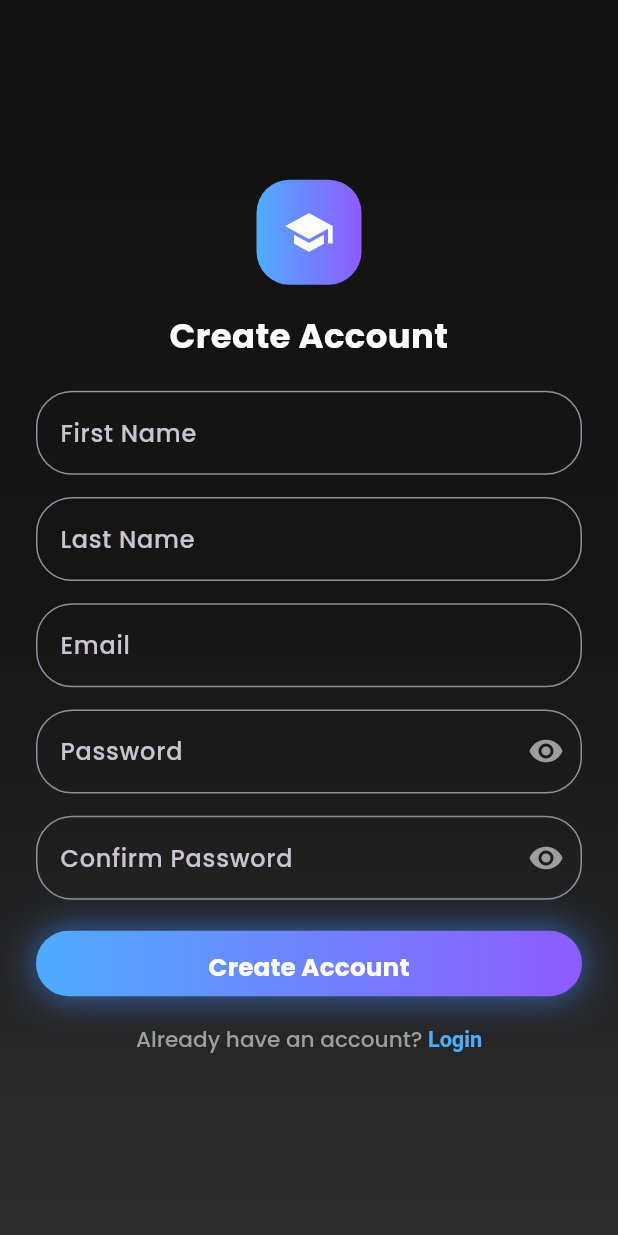
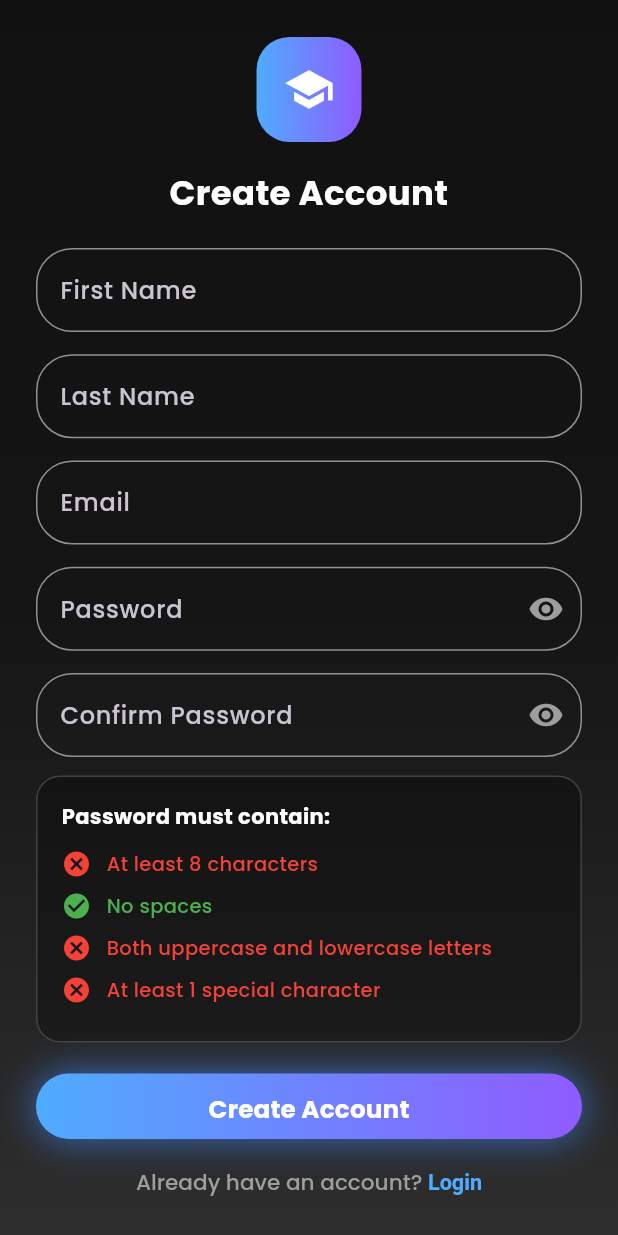
Before and after one commit to amro3z/learning_app_datac, a Flutter app: the RegisterScreen screen opened by its route, on a phone screen of 412 x 824 dp. Run offline on Flutter 3.47's test engine with Material 3 defaults, Android fonts, the phone set to English and light mode, and no system bars; our stand-ins replace bloc, firebase_core, flutter_bloc, flutter_local_notifications, image_picker, shared_preferences and 2 more; accounts and stored records are empty.

Commit message:
feat: implement password strength instructions with real-time feedback in registration screen

```diff
--- a/lib/constant/strings.dart
+++ /dev/null
@@ -1 +0,0 @@
-Function()? onEnrollPressed () {}
--- a/lib/helper/custom_form_textfield.dart
+++ b/lib/helper/custom_form_textfield.dart
@@ -1,5 +1,4 @@
 import 'package:flutter/material.dart';
-import 'package:flutter/services.dart';
 import 'package:flutter_bloc/flutter_bloc.dart';
 import 'package:training/cubits/cubit/language_cubit.dart';
 import 'package:training/cubits/states/language_cubit_state.dart';
@@ -110,7 +109,6 @@ class _CustomFormTextFieldState extends State<CustomFormTextField> {
           ? 'هذا الحقل لا يمكن أن يكون فارغًا'
           : 'This field cannot be empty';
     }
-
     switch (widget.keyboardType) {
       case CustomTextFieldType.email:
         final emailRegex = RegExp(r'^[\w-\.]+@([\w-]+\.)+[\w-]{2,4}$');
@@ -120,19 +118,9 @@ class _CustomFormTextFieldState extends State<CustomFormTextField> {
               : 'The email format is incorrect';
         }
         break;
-
-      case CustomTextFieldType.password:
-        if (value.length < 6) {
-          return isArabic
-              ? 'كلمة المرور يجب أن تكون 6 أحرف على الأقل'
-              : 'Password must be at least 6 characters long';
-        }
-        break;
-
       default:
         break;
     }
-
     return null;
   }
 }
--- a/lib/screen/register_screen.dart
+++ b/lib/screen/register_screen.dart
@@ -1,3 +1,5 @@
+import 'dart:async';
+
 import 'package:flutter/gestures.dart';
 import 'package:flutter/material.dart';
 import 'package:flutter_bloc/flutter_bloc.dart';
@@ -9,6 +11,7 @@ import 'package:training/helper/custom_glow_buttom.dart';
 import 'package:training/helper/massage_dialog.dart';
 import 'package:training/services/directus_user_service.dart';
 import 'package:training/services/network_service.dart';
+import 'package:training/widgets/password_instructions.dart';
 
 class RegisterScreen extends StatefulWidget {
   const RegisterScreen({super.key});
@@ -24,11 +27,34 @@ class _RegisterScreenState extends State<RegisterScreen> {
   final _passwordController = TextEditingController();
   final _confirmPasswordController = TextEditingController();
 
+  // StreamController للـ password instructions
+  final _passwordStreamController =
+      StreamController<Map<String, bool>>.broadcast();
+
   final ApiService _api = ApiService();
   bool _loading = false;
 
+  @override
+  void initState() {
+    super.initState();
+    _passwordController.addListener(_onPasswordChanged);
+  }
+
+  void _onPasswordChanged() {
+    _checkPassword(_passwordController.text);
+  }
+
+  void _checkPassword(String v) {
+    _passwordStreamController.add({
+      "length": v.length >= 8,
+      "noSpace": !v.contains(" "),
+      "upperLower":
+          v.contains(RegExp(r'[A-Z]')) && v.contains(RegExp(r'[a-z]')),
+      "special": v.contains(RegExp(r'[!@#$%^&*(),.?":{}|<>]')),
+    });
+  }
+
   void _register(bool isArabic) async {
-    /// التحقق من الإنترنت
     if (!NetworkService.isConnected) {
       customDialog(
         context: context,
@@ -64,7 +90,6 @@ class _RegisterScreenState extends State<RegisterScreen> {
 
     if (result["success"] != true) {
       String message;
-
       if (result["emailExists"] == true) {
         message = isArabic
             ? 'هذا البريد الإلكتروني مستخدم بالفعل'
@@ -77,7 +102,6 @@ class _RegisterScreenState extends State<RegisterScreen> {
             ? 'حدث خطأ أثناء إنشاء الحساب'
             : 'Failed to create account';
       }
-
       customDialog(
         context: context,
         title: isArabic ? 'خطأ' : 'Error',
@@ -96,6 +120,18 @@ class _RegisterScreenState extends State<RegisterScreen> {
         Navigator.pushReplacementNamed(context, '/login');
       },
     );
+  }
+
+  @override
+  void dispose() {
+    _passwordController.removeListener(_onPasswordChanged);
+    _passwordStreamController.close();
+    _firstNameController.dispose();
+    _lastNameController.dispose();
+    _emailController.dispose();
+    _passwordController.dispose();
+    _confirmPasswordController.dispose();
+    super.dispose();
   }
 
   @override
@@ -121,13 +157,11 @@ class _RegisterScreenState extends State<RegisterScreen> {
               children: [
                 schoolSign(),
                 SizedBox(height: getScreenHeight(context) * 0.022),
-
                 defaultText(
                   context: context,
                   text: isArabic ? 'إنشاء حساب' : 'Create Account',
                   size: getScreenWidth(context) * 0.055,
                 ),
-
                 SizedBox(height: getScreenHeight(context) * 0.025),
 
                 CustomFormTextField(
@@ -136,7 +170,6 @@ class _RegisterScreenState extends State<RegisterScreen> {
                   keyboardType: CustomTextFieldType.name,
                   autovalidateMode: AutovalidateMode.onUserInteraction,
                 ),
-
                 SizedBox(height: getScreenHeight(context) * 0.018),
 
                 CustomFormTextField(
@@ -145,7 +178,6 @@ class _RegisterScreenState extends State<RegisterScreen> {
                   keyboardType: CustomTextFieldType.name,
                   autovalidateMode: AutovalidateMode.onUserInteraction,
                 ),
-
                 SizedBox(height: getScreenHeight(context) * 0.018),
 
                 CustomFormTextField(
@@ -154,7 +186,6 @@ class _RegisterScreenState extends State<RegisterScreen> {
                   keyboardType: CustomTextFieldType.email,
                   autovalidateMode: AutovalidateMode.onUserInteraction,
                 ),
-
                 SizedBox(height: getScreenHeight(context) * 0.018),
 
                 CustomFormTextField(
@@ -163,8 +194,8 @@ class _RegisterScreenState extends State<RegisterScreen> {
                   keyboardType: CustomTextFieldType.password,
                   obscureText: true,
                   autovalidateMode: AutovalidateMode.onUserInteraction,
+                  onChanged: (v) => _checkPassword(v), // للتحديث الفوري
                 ),
-
                 SizedBox(height: getScreenHeight(context) * 0.018),
 
                 CustomFormTextField(
@@ -175,6 +206,12 @@ class _RegisterScreenState extends State<RegisterScreen> {
                   keyboardType: CustomTextFieldType.password,
                   obscureText: true,
                   autovalidateMode: AutovalidateMode.onUserInteraction,
+                ),
+
+                // ← Password Instructions Widget
+                SizedBox(height: getScreenHeight(context) * 0.015),
+                PasswordInstructions(
+                  passwordStream: _passwordStreamController.stream,
                 ),
 
                 SizedBox(height: getScreenHeight(context) * 0.025),
--- /dev/null
+++ b/lib/widgets/password_instructions.dart
@@ -0,0 +1,113 @@
+import 'package:flutter/material.dart';
+import 'package:flutter_bloc/flutter_bloc.dart';
+import 'package:training/cubits/cubit/language_cubit.dart';
+import 'package:training/cubits/states/language_cubit_state.dart';
+
+class PasswordInstructions extends StatelessWidget {
+  final Stream<Map<String, bool>> passwordStream;
+
+  const PasswordInstructions({super.key, required this.passwordStream});
+
+  @override
+  Widget build(BuildContext context) {
+    final langState = context.watch<LanguageCubit>().state;
+    final isArabic =
+        langState is LanguageCubitLoaded && langState.languageCode == 'ar';
+
+    return StreamBuilder<Map<String, bool>>(
+      stream: passwordStream,
+      initialData: {
+        "length": false,
+        "noSpace": true,
+        "upperLower": false,
+        "special": false,
+      },
+      builder: (context, snapshot) {
+        final data = snapshot.data ?? {};
+        final length = data["length"] ?? false;
+        final noSpace = data["noSpace"] ?? true;
+        final upperLower = data["upperLower"] ?? false;
+        final special = data["special"] ?? false;
+
+        return Container(
+          padding: const EdgeInsets.all(16),
+          decoration: BoxDecoration(
+            color: Colors.black.withOpacity(0.3),
+            borderRadius: BorderRadius.circular(16),
+            border: Border.all(color: Colors.grey.shade800),
+          ),
+          child: Column(
+            crossAxisAlignment: CrossAxisAlignment.start,
+            children: [
+              Text(
+                isArabic
+                    ? 'كلمة المرور يجب أن تحتوي على:'
+                    : 'Password must contain:',
+                style: TextStyle(
+                  color: Colors.white,
+                  fontSize: 14,
+                  fontFamily: isArabic
+                      ? 'CustomArabicFont'
+                      : 'CustomEnglishFont',
+                  fontWeight: FontWeight.w600,
+                ),
+              ),
+              const SizedBox(height: 12),
+              _buildRequirementRow(
+                isArabic ? 'على الأقل 8 أحرف' : 'At least 8 characters',
+                length,
+                isArabic,
+              ),
+              _buildRequirementRow(
+                isArabic ? 'بدون مسافات' : 'No spaces',
+                noSpace,
+                isArabic,
+              ),
+              _buildRequirementRow(
+                isArabic
+                    ? 'حروف كبيرة وصغيرة (A-Z و a-z)'
+                    : 'Both uppercase and lowercase letters',
+                upperLower,
+                isArabic,
+              ),
+              _buildRequirementRow(
+                isArabic
+                    ? 'رمز خاص واحد على الأقل (!@#\$%^&*...)'
+                    : 'At least 1 special character',
+                special,
+                isArabic,
+              ),
+            ],
+          ),
+        );
+      },
+    );
+  }
+
+  Widget _buildRequirementRow(String text, bool isMet, bool isArabic) {
+    return Padding(
+      padding: const EdgeInsets.only(bottom: 8),
+      child: Row(
+        children: [
+          Icon(
+            isMet ? Icons.check_circle : Icons.cancel,
+            color: isMet ? Colors.green : Colors.red,
+            size: 20,
+          ),
+          const SizedBox(width: 10),
+          Expanded(
+            child: Text(
+              text,
+              style: TextStyle(
+                color: isMet ? Colors.green : Colors.red,
+                fontSize: 13,
+                fontFamily: isArabic ? 'CustomArabicFont' : 'CustomEnglishFont',
+              ),
+              textDirection: isArabic ? TextDirection.rtl : TextDirection.ltr,
+            ),
+          ),
+        ],
+      ),
+    );
+  }
+}
```
